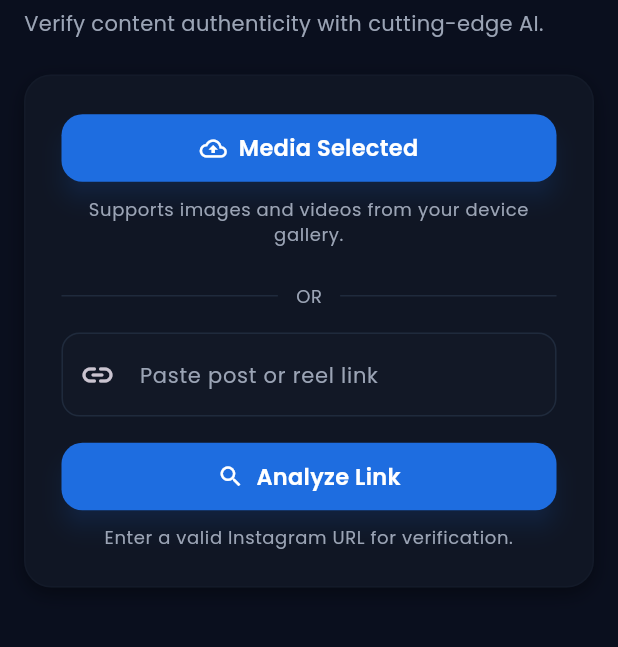
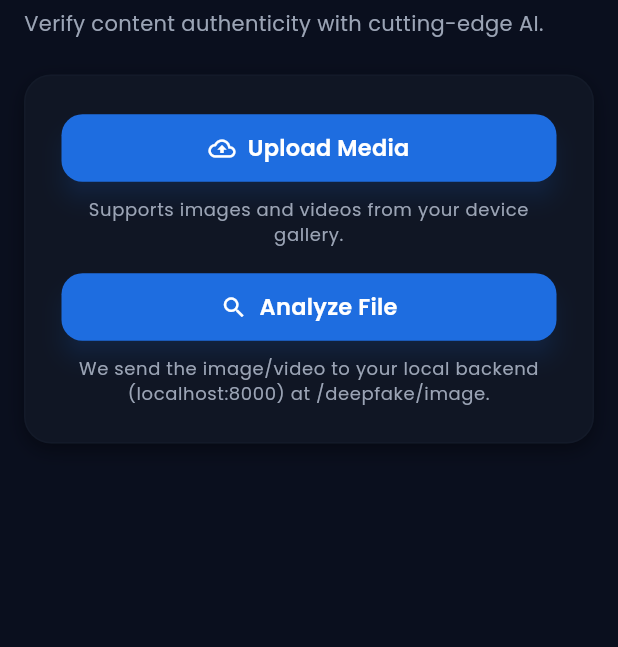
Before and after one commit to M-Waleed-Ahmad/deepshield-frontend, a Flutter app: the HomeTab screen opened directly, after a tap on "Upload Media", on a phone screen of 412 x 824 dp, the part 167-814 px from its top. Run offline on Flutter 3.47's test engine with Material 3 defaults, Android fonts, the phone set to English and light mode, and no system bars; our stand-ins replace file_picker, flutter_dotenv, flutter_svg, google_fonts.

Commit message:
Frotned Backend Integration

```diff
--- a/lib/src/core/environment.dart
+++ b/lib/src/core/environment.dart
@@ -18,7 +18,7 @@ class Environment {
 
   /// AI / Deepfake Detection Service
   static final String aiServiceUrl =
-      dotenv.env['AI_SERVICE_URL'] ?? 'https://ai.deepshield.com';
+      dotenv.env['AI_SERVICE_URL'] ?? 'http://localhost:8000';
   static final String aiApiKey = dotenv.env['AI_API_KEY'] ?? '';
 
   /// Blockchain / Polygon Integration
--- a/lib/src/core/utils/service_locator.dart
+++ b/lib/src/core/utils/service_locator.dart
@@ -2,6 +2,7 @@ import '../../data/services/auth_service.dart';
 import '../../data/services/bootstrap_service.dart';
 import '../../data/services/fake_analysis_service.dart';
 import '../../data/services/history_service.dart';
+import '../../data/services/deepfake_service.dart';
 import '../app_state.dart';
 
 /// Simple manual service locator for the MVP.
@@ -14,6 +15,8 @@ class ServiceLocator {
   static final historyService = HistoryService();
   static final fakeAnalysisService =
       FakeAnalysisService(historyService: historyService);
+  static final deepfakeService =
+      DeepfakeService(historyService: historyService);
   static final appState = AppState(
     authService: authService,
     bootstrapService: bootstrapService,
--- a/lib/src/data/models/analysis_result.dart
+++ b/lib/src/data/models/analysis_result.dart
@@ -16,6 +16,14 @@ class AnalysisResult {
     required this.blockchainHash,
     required this.explanation,
     required this.mediaItem,
+    this.detector,
+    this.probFake,
+    this.probReal,
+    this.audioMean,
+    this.audioMax,
+    this.audioHighFreq,
+    this.audioFrames,
+    this.rawLabel,
   });
 
   final String id;
@@ -27,6 +35,14 @@ class AnalysisResult {
   final String blockchainHash;
   final String explanation;
   final MediaItem mediaItem;
+  final String? detector;
+  final double? probFake;
+  final double? probReal;
+  final double? audioMean;
+  final double? audioMax;
+  final double? audioHighFreq;
+  final int? audioFrames;
+  final String? rawLabel;
 
   String get verdictLabel {
     switch (verdict) {
--- /dev/null
+++ b/lib/src/data/models/deepfake_request.dart
@@ -0,0 +1,17 @@
+/// Request wrapper for deepfake analysis calls (image/video only).
+class DeepfakeRequest {
+  DeepfakeRequest({
+    required this.filePath,
+    required this.mediaTitle,
+    required this.mediaType,
+  });
+
+  /// Absolute path to the picked file.
+  final String filePath;
+
+  /// Friendly title shown in UI/history.
+  final String mediaTitle;
+
+  /// High-level media type label (image / video). Mapped to the image endpoint.
+  final String mediaType;
+}
--- a/lib/src/presentation/screens/home/home_tab.dart
+++ b/lib/src/presentation/screens/home/home_tab.dart
@@ -1,13 +1,15 @@
+import 'package:file_picker/file_picker.dart';
 import 'package:flutter/material.dart';
 
 import '../../../core/constants.dart';
 import '../../../core/theme.dart';
 import '../../../data/models/media_item.dart';
+import '../../../data/models/deepfake_request.dart';
 import '../../../core/utils/service_locator.dart';
 import '../../../routes/app_router.dart';
 import '../../widgets/primary_button.dart';
 
-/// Main verification screen. Uses simulated upload/link input.
+/// Main verification screen. Uses local file upload to call deepfake APIs.
 class HomeTab extends StatefulWidget {
   const HomeTab({super.key});
 
@@ -16,55 +18,62 @@ class HomeTab extends StatefulWidget {
 }
 
 class _HomeTabState extends State<HomeTab> {
-  final _linkCtrl = TextEditingController();
-  MediaItem? _selectedMedia;
+  String? _filePath;
+  String? _fileName;
+  bool _isPicking = false;
 
-  @override
-  void dispose() {
-    _linkCtrl.dispose();
-    super.dispose();
-  }
+  Future<void> _pickFile() async {
+    setState(() => _isPicking = true);
+    final result = await FilePicker.platform.pickFiles(
+      allowMultiple: false,
+      type: FileType.media,
+    );
+    setState(() => _isPicking = false);
 
-  void _simulateUpload() {
+    if (result == null || result.files.single.path == null) {
+      return;
+    }
+
     setState(() {
-      _selectedMedia = MediaItem(
-        id: DateTime.now().millisecondsSinceEpoch.toString(),
-        title: 'Uploaded media',
-        url: 'local-upload://placeholder',
-        type: 'image',
-        thumbnailAsset: 'assets/images/logo.png',
-      );
+      _filePath = result.files.single.path!;
+      _fileName = result.files.single.name;
     });
   }
 
   void _startAnalysis() {
-    final url = _linkCtrl.text.trim();
-    if (_selectedMedia == null && url.isEmpty) {
+    if (_filePath == null) {
       ScaffoldMessenger.of(context).showSnackBar(
-        const SnackBar(content: Text('Upload media or paste a link to analyze.')),
-      );
-      return;
-    }
-    if (url.isNotEmpty && !url.startsWith('http')) {
-      ScaffoldMessenger.of(context).showSnackBar(
-        const SnackBar(content: Text('Enter a valid URL starting with http/https.')),
+        const SnackBar(content: Text('Upload a file to analyze.')),
       );
       return;
     }
 
-    final media = _selectedMedia ??
-        MediaItem(
-          id: DateTime.now().millisecondsSinceEpoch.toString(),
-          title: 'Instagram Link',
-          url: url,
-          type: 'link',
-        );
+    final isVideo = _isVideoFile(_filePath!);
+    final media = MediaItem(
+      id: DateTime.now().millisecondsSinceEpoch.toString(),
+      title: _fileName ?? 'Uploaded media',
+      url: _filePath!,
+      type: isVideo ? 'video' : 'image',
+      thumbnailAsset: 'assets/images/logo.png',
+    );
+
+    final request = DeepfakeRequest(
+      filePath: _filePath!,
+      mediaType: isVideo ? 'video' : 'image',
+      mediaTitle: media.title,
+    );
 
     Navigator.pushNamed(
       context,
       AppRoutes.analysisProgress,
-      arguments: media,
+      arguments: request,
     );
+  }
+
+  bool _isVideoFile(String path) {
+    final lower = path.toLowerCase();
+    const videoExts = ['.mp4', '.mov', '.mkv', '.avi', '.wmv', '.flv'];
+    return videoExts.any((ext) => lower.endsWith(ext));
   }
 
   @override
@@ -126,9 +135,13 @@ class _HomeTabState extends State<HomeTab> {
                 crossAxisAlignment: CrossAxisAlignment.stretch,
                 children: [
                   PrimaryButton(
-                    label: _selectedMedia != null ? 'Media Selected' : 'Upload Media',
+                    label: _filePath != null
+                        ? 'File Selected: ${_fileName ?? 'Unnamed'}'
+                        : _isPicking
+                            ? 'Picking...'
+                            : 'Upload Media',
                     icon: const Icon(Icons.cloud_upload_outlined, color: Colors.white),
-                    onPressed: _simulateUpload,
+                    onPressed: _isPicking ? null : _pickFile,
                   ),
                   const SizedBox(height: AppSpacing.sm),
                   Text(
@@ -139,42 +152,15 @@ class _HomeTabState extends State<HomeTab> {
                         ?.copyWith(color: AppColors.textSecondary),
                     textAlign: TextAlign.center,
                   ),
-                  const SizedBox(height: AppSpacing.lg),
-                  Row(
-                    children: [
-                      const Expanded(child: Divider(color: AppColors.border)),
-                      Padding(
-                        padding: const EdgeInsets.symmetric(horizontal: 12),
-                        child: Text(
-                          'OR',
-                          style: Theme.of(context)
-                              .textTheme
-                              .bodySmall
-                              ?.copyWith(color: AppColors.textSecondary),
-                        ),
-                      ),
-                      const Expanded(child: Divider(color: AppColors.border)),
-                    ],
-                  ),
-                  const SizedBox(height: AppSpacing.md),
-                  TextField(
-                    controller: _linkCtrl,
-                    decoration: const InputDecoration(
-                      prefixIcon: Icon(Icons.link_rounded),
-                      hintText: 'Paste post or reel link',
-                      contentPadding:
-                          EdgeInsets.symmetric(horizontal: 16, vertical: 16),
-                    ),
-                  ),
                   const SizedBox(height: AppSpacing.md),
                   PrimaryButton(
-                    label: 'Analyze Link',
+                    label: 'Analyze File',
                     icon: const Icon(Icons.search, color: Colors.white),
                     onPressed: _startAnalysis,
                   ),
                   const SizedBox(height: AppSpacing.sm),
                   Text(
-                    'Enter a valid Instagram URL for verification.',
+                    'We send the image/video to your local backend (localhost:8000) at /deepfake/image.',
                     style: Theme.of(context)
                         .textTheme
                         .bodySmall
--- a/lib/src/presentation/widgets/primary_button.dart
+++ b/lib/src/presentation/widgets/primary_button.dart
@@ -27,7 +27,8 @@ class PrimaryButton extends StatelessWidget {
             height: 20,
             child: CircularProgressIndicator(strokeWidth: 2.5, color: Colors.white),
           )
-        : Row(
+        : Flexible(
+            child: Row(
               mainAxisAlignment: MainAxisAlignment.center,
               mainAxisSize: MainAxisSize.min,
               children: [
@@ -35,11 +36,19 @@ class PrimaryButton extends StatelessWidget {
                   icon!,
                   const SizedBox(width: 8),
                 ],
-              Text(
+                Flexible(
+                  child: Text(
                     label,
-                style: Theme.of(context).textTheme.labelLarge?.copyWith(color: Colors.white),
+                    style: Theme.of(context)
+                        .textTheme
+                        .labelLarge
+                        ?.copyWith(color: Colors.white),
+                    overflow: TextOverflow.ellipsis,
+                    maxLines: 1,
+                  ),
                 ),
               ],
+            ),
           );
 
     return SizedBox(
@@ -53,7 +62,11 @@ class PrimaryButton extends StatelessWidget {
             shadowColor: AppColors.primary.withOpacity(0.35),
             padding: const EdgeInsets.symmetric(vertical: 12, horizontal: 18),
           ),
-          child: content,
+          child: Row(
+            mainAxisAlignment: MainAxisAlignment.center,
+            mainAxisSize: MainAxisSize.min,
+            children: [content],
+          ),
         ),
       ),
     );
--- a/lib/src/routes/app_router.dart
+++ b/lib/src/routes/app_router.dart
@@ -1,8 +1,8 @@
 import 'package:flutter/material.dart';
 
 import '../data/models/analysis_result.dart';
-import '../data/models/media_item.dart';
 import '../data/models/report_summary.dart';
+import '../data/models/deepfake_request.dart';
 import '../presentation/screens/analysis/analysis_progress_screen.dart';
 import '../presentation/screens/auth/login_screen.dart';
 import '../presentation/screens/auth/signup_screen.dart';
@@ -37,9 +37,9 @@ class AppRouter {
       case AppRoutes.home:
         return MaterialPageRoute(builder: (_) => const HomeShell());
       case AppRoutes.analysisProgress:
-        final media = settings.arguments as MediaItem;
+        final media = settings.arguments as DeepfakeRequest;
         return MaterialPageRoute(
-          builder: (_) => AnalysisProgressScreen(media: media),
+          builder: (_) => AnalysisProgressScreen(request: media),
         );
       case AppRoutes.result:
         final result = settings.arguments as AnalysisResult;
--- a/pubspec.yaml
+++ b/pubspec.yaml
@@ -13,6 +13,8 @@ dependencies:
   google_fonts: ^6.0.0
   flutter_dotenv: ^5.0.2
   flutter_svg: ^2.0.9
+  http: ^1.2.1
+  file_picker: ^8.0.0
   intl: ^0.19.0
 
   flutter:
```
Also changed, not shown: lib/src/data/services/deepfake_service.dart (added, +145 -0 lines), lib/src/presentation/screens/analysis/analysis_progress_screen.dart (+40 -6 lines), lib/src/presentation/screens/result/result_screen.dart (+50 -0 lines), pubspec.lock, 2 other files. Lines whose indentation alone changed are shown as unchanged.
